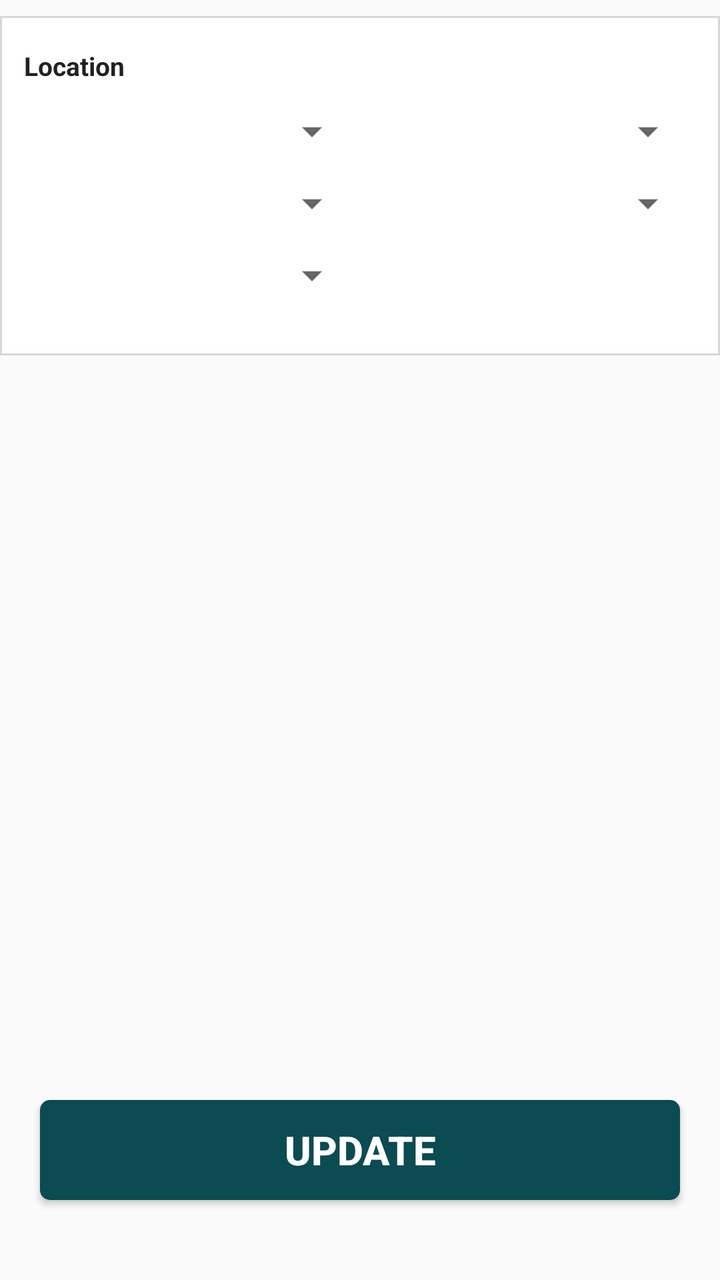
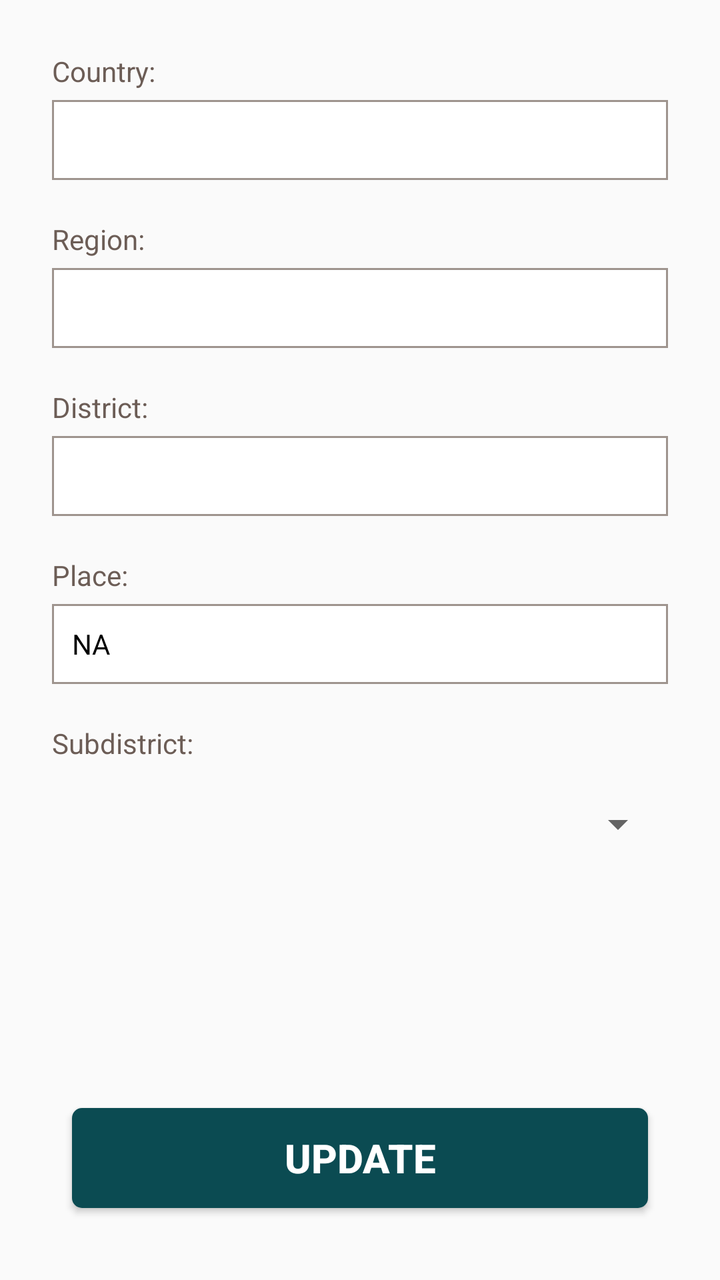

Screens rendered from an Android XML layout before and after an edit, with the pre-edit source and the edit as a unified diff.
<!-- AndroidManifest.xml: application theme AppCompactTheme -->
<!-- res/layout/activity_update_subdistrict.xml -->
<?xml version="1.0" encoding="utf-8"?>
<RelativeLayout xmlns:android="http://schemas.android.com/apk/res/android"
    xmlns:tools="http://schemas.android.com/tools"
    android:layout_width="match_parent"
    android:layout_height="match_parent"
    xmlns:app="http://schemas.android.com/apk/res-auto">
    
    <LinearLayout
        android:layout_width="match_parent"
        android:layout_height="wrap_content"
        android:paddingLeft="@dimen/ofis_large_pad"
        android:paddingRight="@dimen/ofis_large_pad"
        android:paddingBottom="@dimen/activity_vertical_margin"
        android:paddingTop="@dimen/activity_vertical_margin"
        android:background="@drawable/border_white_background"
        android:layout_marginTop="@dimen/ofis_med_pad"
        android:orientation="vertical"
        tools:ignore="MissingConstraints">

        <TextView
            android:layout_width="wrap_content"
            android:layout_height="wrap_content"
            android:textColor="@color/ofis_text_field"
            android:textSize="@dimen/ofis_small_text"
            android:text="@string/location"
            android:textStyle="bold"
            android:layout_marginBottom="@dimen/ofis_large_pad"/>

        <LinearLayout
            android:orientation="horizontal"
            android:layout_width="match_parent"
            android:layout_height="wrap_content"
            android:layout_marginBottom="@dimen/ofis_large_pad">

            <Spinner
                android:layout_width="match_parent"
                android:layout_height="wrap_content"
                android:id="@+id/spinner_country"
                android:hint="@string/Country"
                android:layout_weight="1"
                android:nextFocusDown="@+id/spinner_region" />

            <ImageView
                android:layout_width="wrap_content"
                android:contentDescription="@string/ofis_cd_hierarchy_arrow"
                android:layout_height="match_parent"
                app:srcCompat="@drawable/ic_spinner_hierarchy_arrow"
                android:scaleType="center"
                android:id="@+id/haCountry" />

            <Spinner
                android:layout_width="match_parent"
                android:layout_height="wrap_content"
                android:id="@+id/spinner_region"
                android:layout_weight="1"
                android:nextFocusDown="@+id/spinner_district"/>

        </LinearLayout>

        <LinearLayout
            android:orientation="horizontal"
            android:layout_width="match_parent"
            android:layout_height="wrap_content"
            android:layout_marginBottom="@dimen/ofis_large_pad">

            <Spinner
                android:layout_width="match_parent"
                android:layout_height="wrap_content"
                android:id="@+id/spinner_district"
                android:layout_weight="1"
                android:nextFocusDown="@+id/spinner_place"/>

            <ImageView
                android:layout_width="wrap_content"
                android:layout_height="match_parent"
                android:contentDescription="@string/ofis_cd_hierarchy_arrow"
                app:srcCompat="@drawable/ic_spinner_hierarchy_arrow"
                android:scaleType="center"
                android:id="@+id/haDistrict" />

            <Spinner
                android:layout_width="match_parent"
                android:layout_height="wrap_content"
                android:id="@+id/spinner_subdistrict"
                android:layout_weight="1" />

        </LinearLayout>

        <LinearLayout
            android:orientation="horizontal"
            android:layout_width="match_parent"
            android:layout_height="wrap_content"
            android:layout_marginBottom="@dimen/ofis_large_pad">

            <Spinner
                android:layout_width="match_parent"
                android:layout_height="wrap_content"
                android:id="@+id/spinner_place"
                android:layout_weight="1"
                android:nextFocusDown="@+id/spinner_place"/>

            <ImageView
                android:layout_width="wrap_content"
                android:layout_height="match_parent"
                android:contentDescription="@string/ofis_cd_hierarchy_arrow"
                app:srcCompat="@drawable/ic_spinner_hierarchy_arrow"
                android:scaleType="center"
                android:visibility="invisible"
                android:id="@+id/haSubDistrict" />

            <Spinner
                android:visibility="invisible"
                android:layout_width="match_parent"
                android:layout_height="wrap_content"
                android:layout_weight="1" />

        </LinearLayout>

        <LinearLayout
            android:orientation="vertical"
            android:layout_width="match_parent"
            android:layout_height="wrap_content">

            <EditText
                android:layout_width="match_parent"
                android:layout_height="wrap_content"
                android:inputType="text"
                android:id="@+id/newPlaceName"
                android:hint="@string/New_place_name"
                android:textColor="@color/ofis_text_field"
                android:textSize="@dimen/ofis_input_field_text"
                android:visibility="gone"
                android:layout_marginTop="@dimen/ofis_med_pad"/>
        </LinearLayout>

    </LinearLayout>
    

    <Button
        android:id="@+id/updateSubdistrict"
        android:layout_width="match_parent"
        android:layout_height="50dp"
        android:layout_alignParentBottom="true"
        android:layout_gravity="center"
        android:layout_marginLeft="20dp"
        android:layout_marginTop="40dp"
        android:layout_marginRight="20dp"
        android:layout_marginBottom="40dp"
        android:background="@drawable/btn_bg_add_child"
        android:gravity="center"
        android:text="@string/update"
        android:textAllCaps="true"
        android:textColor="@color/ofis_base_font_white"
        android:textSize="20dp"
        android:textStyle="bold" />
</RelativeLayout>
<!-- resources referenced by this layout -->
<resources>
  <color name="ofis_base_font_white">#ffffff</color>
  <color name="ofis_text_field">#DE000000</color>
  <dimen name="activity_vertical_margin">16dp</dimen>
  <dimen name="ofis_input_field_text">14sp</dimen>
  <dimen name="ofis_large_pad">12dp</dimen>
  <dimen name="ofis_med_pad">8dp</dimen>
  <dimen name="ofis_small_text">13sp</dimen>
  <!-- drawable border_white_background (drawable) -->
  <?xml version="1.0" encoding="utf-8"?>
  <shape xmlns:android="http://schemas.android.com/apk/res/android" android:shape="rectangle">
      <solid android:color="@color/ofis_base_font_white" />
      <stroke
          android:width="1dip"
          android:color="@color/ofis_input_field_separator" />
  </shape>
  <!-- drawable btn_bg_add_child (drawable) -->
  <shape xmlns:android="http://schemas.android.com/apk/res/android"
      android:shape="rectangle">
      <solid android:color="#0B4B52" />
      <corners android:radius="5dp" />
  </shape>
  <!-- drawable ic_spinner_hierarchy_arrow: png bitmap (drawable-hdpi, 1190 bytes) -->
  <string name="Country">Country</string>
  <string name="New_place_name">New Place Name</string>
  <string name="location">Location</string>
  <string name="ofis_cd_hierarchy_arrow">Arrow pointing right</string>
  <string name="update">Update</string>
  <style name="AppCompactTheme" parent="Theme.AppCompat.Light">
          
          <item name="spinnerStyle">@android:style/Widget.Holo.Light.Spinner</item>
          <item name="android:spinnerItemStyle">@style/SpinnerItem</item>
          <item name="spinnerDropDownItemStyle">@style/SpinnerItem.DropDownItem</item>
          <item name="dropDownListViewStyle">@style/StandardSpinner</item>
  
          <item name="actionBarStyle">@style/AppTheme.ActionBarStyle</item>
          <item name="android:splitMotionEvents">false</item>
          <item name="android:windowEnableSplitTouch">false</item>
  
      </style>
  <color name="ofis_input_field_separator">#26000000</color>
  <style name="SpinnerItem" parent="Widget.AppCompat.TextView.SpinnerItem">
          <item name="android:textColor">@color/ofis_base_font_white</item>
          <item name="android:textSize">@dimen/ofis_spinner_text</item>
      </style>
  <style name="SpinnerItem.DropDownItem" parent="Widget.AppCompat.Light.DropDownItem.Spinner">
          <item name="android:textColor">@color/ofis_text_field</item>
          <item name="background">@color/ofis_spinner_item_background</item>
      </style>
  <style name="StandardSpinner" parent="Widget.AppCompat.ListView.DropDown">
          <item name="android:dividerHeight">@dimen/ofis_spinner_itemseparator</item>
          <item name="divider">@color/ofis_spinner_divider</item>
      </style>
  <style name="AppTheme.ActionBarStyle" parent="Theme.AppCompat.Light">
          <item name="titleTextStyle">@style/AppTheme.ActionBar.TitleTextStyle</item>
      </style>
  <dimen name="ofis_spinner_text">14sp</dimen>
  <color name="ofis_spinner_item_background">@color/ofis_actionbar_background</color>
  <dimen name="ofis_spinner_itemseparator">1dp</dimen>
  <color name="ofis_spinner_divider">#ff333333</color>
  <style name="AppTheme.ActionBar.TitleTextStyle" parent="android:TextAppearance">
          <item name="android:textSize">@dimen/ofis_large_text</item>
          <item name="android:textStyle">bold</item>
      </style>
  <color name="ofis_actionbar_background">#dddddd</color>
  <dimen name="ofis_large_text">17sp</dimen>
</resources>

<!-- the commit's change to res/layout/activity_update_subdistrict.xml (unified diff, before → after) -->
@@ -1,140 +1,160 @@
 <?xml version="1.0" encoding="utf-8"?>
 <RelativeLayout xmlns:android="http://schemas.android.com/apk/res/android"
+    xmlns:app="http://schemas.android.com/apk/res-auto"
     xmlns:tools="http://schemas.android.com/tools"
     android:layout_width="match_parent"
     android:layout_height="match_parent"
-    xmlns:app="http://schemas.android.com/apk/res-auto">
-    
+    android:background="@color/clmrs_bg"
+    android:padding="@dimen/activity_vertical_margin">
+
     <LinearLayout
         android:layout_width="match_parent"
         android:layout_height="wrap_content"
-        android:paddingLeft="@dimen/ofis_large_pad"
-        android:paddingRight="@dimen/ofis_large_pad"
-        android:paddingBottom="@dimen/activity_vertical_margin"
-        android:paddingTop="@dimen/activity_vertical_margin"
-        android:background="@drawable/border_white_background"
-        android:layout_marginTop="@dimen/ofis_med_pad"
-        android:orientation="vertical"
-        tools:ignore="MissingConstraints">
-
-        <TextView
-            android:layout_width="wrap_content"
-            android:layout_height="wrap_content"
-            android:textColor="@color/ofis_text_field"
-            android:textSize="@dimen/ofis_small_text"
-            android:text="@string/location"
-            android:textStyle="bold"
-            android:layout_marginBottom="@dimen/ofis_large_pad"/>
+        android:layout_above="@+id/addNewChildButton"
+        android:layout_alignParentTop="true"
+        android:orientation="vertical">
 
         <LinearLayout
-            android:orientation="horizontal"
+            android:id="@+id/fullnameLayout"
             android:layout_width="match_parent"
             android:layout_height="wrap_content"
-            android:layout_marginBottom="@dimen/ofis_large_pad">
+            android:layout_margin="10dp"
+            android:background="@color/clmrs_bg"
+            android:orientation="vertical">
 
-            <Spinner
+            <TextView
+                android:id="@+id/title_name"
                 android:layout_width="match_parent"
                 android:layout_height="wrap_content"
-                android:id="@+id/spinner_country"
-                android:hint="@string/Country"
-                android:layout_weight="1"
-                android:nextFocusDown="@+id/spinner_region" />
+                android:layout_marginBottom="5dp"
+                android:text="@string/label_country"
+                android:textColor="@color/clmrs_tv_grey" />
 
-            <ImageView
-                android:layout_width="wrap_content"
-                android:contentDescription="@string/ofis_cd_hierarchy_arrow"
-                android:layout_height="match_parent"
-                app:srcCompat="@drawable/ic_spinner_hierarchy_arrow"
-                android:scaleType="center"
-                android:id="@+id/haCountry" />
-
-            <Spinner
+            <TextView
+                android:id="@+id/tv_country_name"
                 android:layout_width="match_parent"
-                android:layout_height="wrap_content"
-                android:id="@+id/spinner_region"
-                android:layout_weight="1"
-                android:nextFocusDown="@+id/spinner_district"/>
+                android:layout_height="40dp"
+                android:background="@drawable/border_grey_bg"
+                android:inputType="textPersonName"
+                android:paddingLeft="10dp"
+                android:gravity="center|left"
+                android:textColor="@android:color/black" />
 
         </LinearLayout>
 
         <LinearLayout
-            android:orientation="horizontal"
             android:layout_width="match_parent"
             android:layout_height="wrap_content"
-            android:layout_marginBottom="@dimen/ofis_large_pad">
+            android:layout_margin="10dp"
+            android:background="@color/clmrs_bg"
+            android:orientation="vertical">
 
-            <Spinner
+            <TextView
                 android:layout_width="match_parent"
                 android:layout_height="wrap_content"
-                android:id="@+id/spinner_district"
-                android:layout_weight="1"
-                android:nextFocusDown="@+id/spinner_place"/>
+                android:layout_marginBottom="5dp"
+                android:text="@string/label_region"
+                android:textColor="@color/clmrs_tv_grey" />
 
-            <ImageView
-                android:layout_width="wrap_content"
-                android:layout_height="match_parent"
-                android:contentDescription="@string/ofis_cd_hierarchy_arrow"
-                app:srcCompat="@drawable/ic_spinner_hierarchy_arrow"
-                android:scaleType="center"
-                android:id="@+id/haDistrict" />
-
-            <Spinner
+            <TextView
+                android:id="@+id/tv_region_name"
                 android:layout_width="match_parent"
-                android:layout_height="wrap_content"
-                android:id="@+id/spinner_subdistrict"
-                android:layout_weight="1" />
+                android:layout_height="40dp"
+                android:background="@drawable/border_grey_bg"
+                android:inputType="textPersonName"
+                android:paddingLeft="10dp"
+                android:gravity="center|left"
+                android:textColor="@android:color/black" />
 
         </LinearLayout>
 
         <LinearLayout
-            android:orientation="horizontal"
             android:layout_width="match_parent"
             android:layout_height="wrap_content"
-            android:layout_marginBottom="@dimen/ofis_large_pad">
+            android:layout_margin="10dp"
+            android:background="@color/clmrs_bg"
+            android:orientation="vertical">
 
-            <Spinner
+            <TextView
                 android:layout_width="match_parent"
                 android:layout_height="wrap_content"
-                android:id="@+id/spinner_place"
-                android:layout_weight="1"
-                android:nextFocusDown="@+id/spinner_place"/>
+                android:layout_marginBottom="5dp"
+                android:text="@string/label_district"
+                android:textColor="@color/clmrs_tv_grey" />
 
-            <ImageView
-                android:layout_width="wrap_content"
-                android:layout_height="match_parent"
-                android:contentDescription="@string/ofis_cd_hierarchy_arrow"
-                app:srcCompat="@drawable/ic_spinner_hierarchy_arrow"
-                android:scaleType="center"
-                android:visibility="invisible"
-                android:id="@+id/haSubDistrict" />
-
-            <Spinner
-                android:visibility="invisible"
+            <TextView
+                android:id="@+id/tv_district_name"
                 android:layout_width="match_parent"
-                android:layout_height="wrap_content"
-                android:layout_weight="1" />
+                android:layout_height="40dp"
+                android:background="@drawable/border_grey_bg"
+                android:inputType="textPersonName"
+                android:paddingLeft="10dp"
+                android:gravity="center|left"
+                android:textColor="@android:color/black" />
 
         </LinearLayout>
 
         <LinearLayout
-            android:orientation="vertical"
             android:layout_width="match_parent"
-            android:layout_height="wrap_content">
+            android:layout_height="wrap_content"
+            android:layout_margin="10dp"
+            android:background="@color/clmrs_bg"
+            android:orientation="vertical">
 
-            <EditText
+            <TextView
                 android:layout_width="match_parent"
                 android:layout_height="wrap_content"
-                android:inputType="text"
-                android:id="@+id/newPlaceName"
-                android:hint="@string/New_place_name"
-                android:textColor="@color/ofis_text_field"
-                android:textSize="@dimen/ofis_input_field_text"
-                android:visibility="gone"
-                android:layout_marginTop="@dimen/ofis_med_pad"/>
+                android:layout_marginBottom="5dp"
+                android:text="@string/label_place"
+                android:textColor="@color/clmrs_tv_grey" />
+
+            <TextView
+                android:id="@+id/tv_place_name"
+                android:layout_width="match_parent"
+                android:layout_height="40dp"
+                android:background="@drawable/border_grey_bg"
+                android:inputType="textPersonName"
+                android:paddingLeft="10dp"
+                android:text="NA"
+                android:gravity="center|left"
+                android:textColor="@android:color/black" />
+
         </LinearLayout>
 
+        <LinearLayout
+            android:id="@+id/ageLayout"
+            android:layout_width="match_parent"
+            android:layout_height="wrap_content"
+            android:layout_margin="10dp"
+            android:background="@color/clmrs_bg"
+            android:orientation="vertical">
+
+            <TextView
+                android:id="@+id/title_age"
+                android:layout_width="match_parent"
+                android:layout_height="wrap_content"
+                android:text="@string/label_subdistrict"
+                android:textColor="@color/clmrs_tv_grey" />
+
+            <RelativeLayout
+                android:layout_width="match_parent"
+                android:layout_marginTop="10dp"
+                android:padding="1dp"
+                android:layout_height="42dp">
+
+                <Spinner
+                    android:layout_width="match_parent"
+                    android:layout_height="40dp"
+                    android:id="@+id/spinner_subdistrict"
+                    android:layout_weight="1" />
+
+            </RelativeLayout>
+
+        </LinearLayout>
+
+
     </LinearLayout>
-    
+
 
     <Button
         android:id="@+id/updateSubdistrict"
@@ -143,9 +163,9 @@
         android:layout_alignParentBottom="true"
         android:layout_gravity="center"
         android:layout_marginLeft="20dp"
-        android:layout_marginTop="40dp"
+        android:layout_marginTop="5dp"
         android:layout_marginRight="20dp"
-        android:layout_marginBottom="40dp"
+        android:layout_marginBottom="20dp"
         android:background="@drawable/btn_bg_add_child"
         android:gravity="center"
         android:text="@string/update"
@@ -153,4 +173,5 @@
         android:textColor="@color/ofis_base_font_white"
         android:textSize="20dp"
         android:textStyle="bold" />
+
 </RelativeLayout>
<!-- resource entries referenced after the edit -->
@@ -1,19 +1,17 @@
 <!-- resources referenced by this layout -->
 <resources>
+  <color name="clmrs_bg">#FAFAFA</color>
+  <color name="clmrs_tv_grey">#6C5D56</color>
   <color name="ofis_base_font_white">#ffffff</color>
   <color name="ofis_text_field">#DE000000</color>
   <dimen name="activity_vertical_margin">16dp</dimen>
-  <dimen name="ofis_input_field_text">14sp</dimen>
-  <dimen name="ofis_large_pad">12dp</dimen>
-  <dimen name="ofis_med_pad">8dp</dimen>
-  <dimen name="ofis_small_text">13sp</dimen>
-  <!-- drawable border_white_background (drawable) -->
+  <!-- drawable border_grey_bg (drawable) -->
   <?xml version="1.0" encoding="utf-8"?>
   <shape xmlns:android="http://schemas.android.com/apk/res/android" android:shape="rectangle">
       <solid android:color="@color/ofis_base_font_white" />
       <stroke
           android:width="1dip"
-          android:color="@color/ofis_input_field_separator" />
+          android:color="#9E948E" />
   </shape>
   <!-- drawable btn_bg_add_child (drawable) -->
   <shape xmlns:android="http://schemas.android.com/apk/res/android"
@@ -21,11 +19,11 @@
       <solid android:color="#0B4B52" />
       <corners android:radius="5dp" />
   </shape>
-  <!-- drawable ic_spinner_hierarchy_arrow: png bitmap (drawable-hdpi, 1190 bytes) -->
-  <string name="Country">Country</string>
-  <string name="New_place_name">New Place Name</string>
-  <string name="location">Location</string>
-  <string name="ofis_cd_hierarchy_arrow">Arrow pointing right</string>
+  <string name="label_country">Country:</string>
+  <string name="label_district">District:</string>
+  <string name="label_place">Place:</string>
+  <string name="label_region">Region:</string>
+  <string name="label_subdistrict">Subdistrict:</string>
   <string name="update">Update</string>
   <style name="AppCompactTheme" parent="Theme.AppCompat.Light">
           
@@ -39,7 +37,6 @@
           <item name="android:windowEnableSplitTouch">false</item>
   
       </style>
-  <color name="ofis_input_field_separator">#26000000</color>
   <style name="SpinnerItem" parent="Widget.AppCompat.TextView.SpinnerItem">
           <item name="android:textColor">@color/ofis_base_font_white</item>
           <item name="android:textSize">@dimen/ofis_spinner_text</item>
